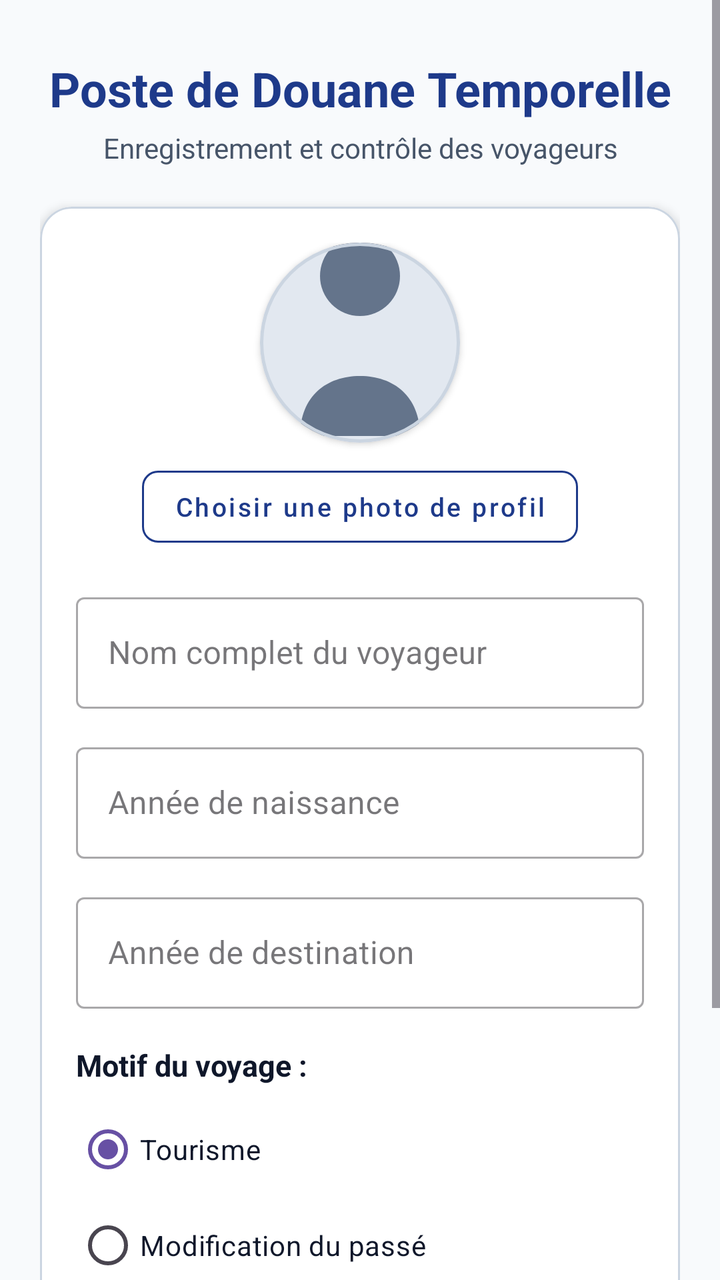
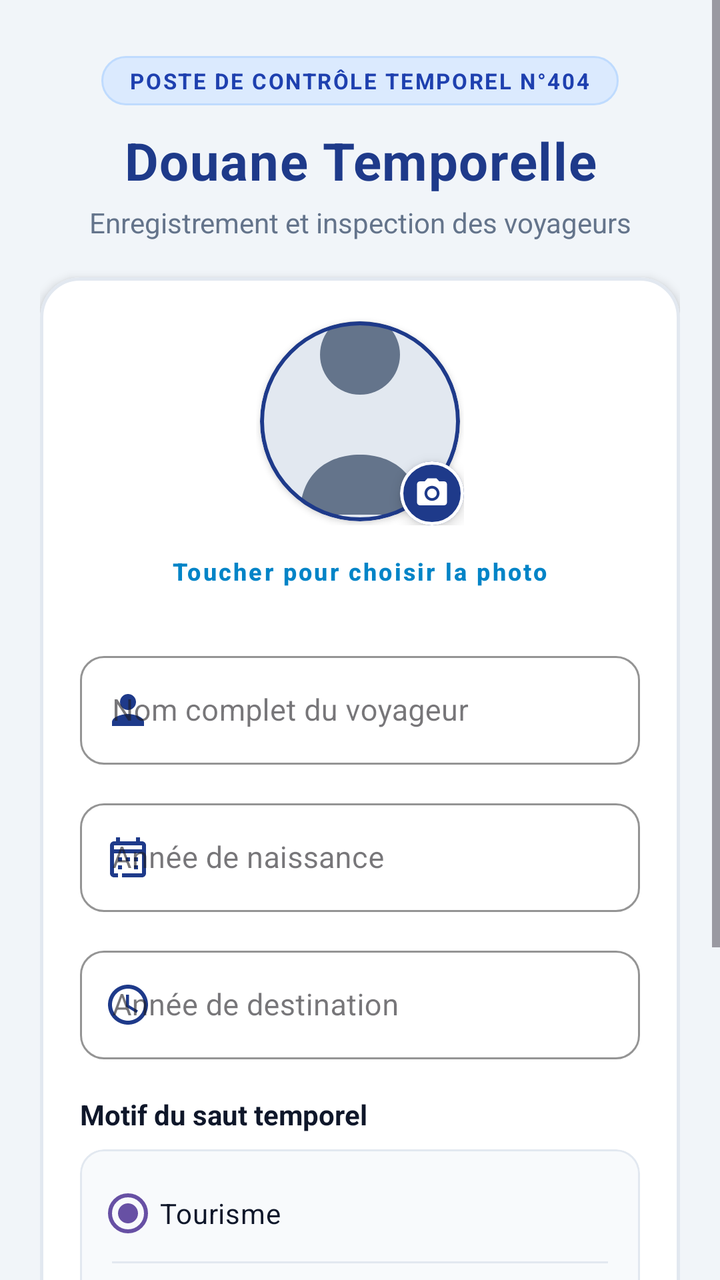

Compare the two renders of this Android layout. The source of the first and the diff that turns it into the second are given below.
<!-- AndroidManifest.xml: application theme Theme.Douane -->
<!-- res/layout/activity_main.xml -->
<?xml version="1.0" encoding="utf-8"?>
<ScrollView xmlns:android="http://schemas.android.com/apk/res/android"
    xmlns:app="http://schemas.android.com/apk/res-auto"
    xmlns:tools="http://schemas.android.com/tools"
    android:id="@+id/scroll_main_wg"
    android:layout_width="match_parent"
    android:layout_height="match_parent"
    android:background="@color/bg_light"
    android:fillViewport="true"
    tools:context=".MainActivity">

    <LinearLayout
        android:id="@+id/ll_main_container_wg"
        android:layout_width="match_parent"
        android:layout_height="wrap_content"
        android:orientation="vertical"
        android:padding="20dp">

        
        <TextView
            android:id="@+id/tv_titre_wg"
            android:layout_width="match_parent"
            android:layout_height="wrap_content"
            android:layout_marginTop="8dp"
            android:gravity="center"
            android:text="@string/titre_formulaire"
            android:textColor="@color/primary_color"
            android:textSize="24sp"
            android:textStyle="bold" />

        <TextView
            android:id="@+id/tv_sous_titre_wg"
            android:layout_width="match_parent"
            android:layout_height="wrap_content"
            android:layout_marginTop="4dp"
            android:layout_marginBottom="20dp"
            android:gravity="center"
            android:text="@string/sous_titre_formulaire"
            android:textColor="@color/text_secondary"
            android:textSize="14sp" />

        
        <com.google.android.material.card.MaterialCardView
            android:id="@+id/card_form_wg"
            android:layout_width="match_parent"
            android:layout_height="wrap_content"
            android:layout_marginBottom="16dp"
            app:cardBackgroundColor="@color/card_bg"
            app:cardCornerRadius="16dp"
            app:cardElevation="3dp"
            app:strokeColor="@color/border_color"
            app:strokeWidth="1dp">

            <LinearLayout
                android:id="@+id/ll_form_content_wg"
                android:layout_width="match_parent"
                android:layout_height="wrap_content"
                android:orientation="vertical"
                android:padding="18dp">

                
                <LinearLayout
                    android:id="@+id/ll_photo_section_wg"
                    android:layout_width="match_parent"
                    android:layout_height="wrap_content"
                    android:layout_marginBottom="16dp"
                    android:gravity="center"
                    android:orientation="vertical">

                    <com.google.android.material.card.MaterialCardView
                        android:id="@+id/card_photo_preview_wg"
                        android:layout_width="100dp"
                        android:layout_height="100dp"
                        app:cardCornerRadius="50dp"
                        app:cardElevation="2dp"
                        app:strokeColor="@color/border_color"
                        app:strokeWidth="1.5dp">

                        <ImageView
                            android:id="@+id/iv_photo_preview_wg"
                            android:layout_width="match_parent"
                            android:layout_height="match_parent"
                            android:contentDescription="Photo du voyageur"
                            android:scaleType="centerCrop"
                            android:src="@drawable/ic_passport_avatar" />
                    </com.google.android.material.card.MaterialCardView>

                    <com.google.android.material.button.MaterialButton
                        android:id="@+id/btn_choisir_photo_wg"
                        style="@style/Widget.MaterialComponents.Button.OutlinedButton"
                        android:layout_width="wrap_content"
                        android:layout_height="wrap_content"
                        android:layout_marginTop="8dp"
                        android:text="@string/btn_choisir_photo"
                        android:textAllCaps="false"
                        android:textColor="@color/primary_color"
                        android:textSize="13sp"
                        app:cornerRadius="8dp"
                        app:strokeColor="@color/primary_color"
                        app:strokeWidth="1dp" />
                </LinearLayout>

                
                <com.google.android.material.textfield.TextInputLayout
                    android:id="@+id/til_nom_wg"
                    style="@style/Widget.MaterialComponents.TextInputLayout.OutlinedBox"
                    android:layout_width="match_parent"
                    android:layout_height="wrap_content"
                    android:layout_marginBottom="14dp"
                    android:hint="@string/label_nom">

                    <com.google.android.material.textfield.TextInputEditText
                        android:id="@+id/et_nom_wg"
                        android:layout_width="match_parent"
                        android:layout_height="wrap_content"
                        android:inputType="textPersonName|textCapWords"
                        android:textColor="@color/text_primary" />
                </com.google.android.material.textfield.TextInputLayout>

                
                <com.google.android.material.textfield.TextInputLayout
                    android:id="@+id/til_annee_naissance_wg"
                    style="@style/Widget.MaterialComponents.TextInputLayout.OutlinedBox"
                    android:layout_width="match_parent"
                    android:layout_height="wrap_content"
                    android:layout_marginBottom="14dp"
                    android:hint="@string/label_annee_naissance">

                    <com.google.android.material.textfield.TextInputEditText
                        android:id="@+id/et_annee_naissance_wg"
                        android:layout_width="match_parent"
                        android:layout_height="wrap_content"
                        android:inputType="number"
                        android:textColor="@color/text_primary" />
                </com.google.android.material.textfield.TextInputLayout>

                
                <com.google.android.material.textfield.TextInputLayout
                    android:id="@+id/til_annee_destination_wg"
                    style="@style/Widget.MaterialComponents.TextInputLayout.OutlinedBox"
                    android:layout_width="match_parent"
                    android:layout_height="wrap_content"
                    android:layout_marginBottom="18dp"
                    android:hint="@string/label_annee_destination">

                    <com.google.android.material.textfield.TextInputEditText
                        android:id="@+id/et_annee_destination_wg"
                        android:layout_width="match_parent"
                        android:layout_height="wrap_content"
                        android:inputType="number"
                        android:textColor="@color/text_primary" />
                </com.google.android.material.textfield.TextInputLayout>

                
                <TextView
                    android:id="@+id/tv_motif_label_wg"
                    android:layout_width="match_parent"
                    android:layout_height="wrap_content"
                    android:layout_marginBottom="8dp"
                    android:text="@string/label_motif"
                    android:textColor="@color/text_primary"
                    android:textSize="15sp"
                    android:textStyle="bold" />

                <RadioGroup
                    android:id="@+id/rg_motif_wg"
                    android:layout_width="match_parent"
                    android:layout_height="wrap_content"
                    android:orientation="vertical">

                    <RadioButton
                        android:id="@+id/rb_tourisme_wg"
                        android:layout_width="match_parent"
                        android:layout_height="wrap_content"
                        android:checked="true"
                        android:paddingVertical="4dp"
                        android:text="@string/motif_tourisme"
                        android:textColor="@color/text_primary"
                        android:textSize="14sp" />

                    <RadioButton
                        android:id="@+id/rb_modification_wg"
                        android:layout_width="match_parent"
                        android:layout_height="wrap_content"
                        android:paddingVertical="4dp"
                        android:text="@string/motif_modification"
                        android:textColor="@color/text_primary"
                        android:textSize="14sp" />

                    <RadioButton
                        android:id="@+id/rb_fuite_wg"
                        android:layout_width="match_parent"
                        android:layout_height="wrap_content"
                        android:paddingVertical="4dp"
                        android:text="@string/motif_fuite"
                        android:textColor="@color/text_primary"
                        android:textSize="14sp" />
                </RadioGroup>

            </LinearLayout>
        </com.google.android.material.card.MaterialCardView>

        
        <com.google.android.material.button.MaterialButton
            android:id="@+id/btn_inspecter_wg"
            android:layout_width="match_parent"
            android:layout_height="56dp"
            android:layout_marginTop="8dp"
            android:backgroundTint="@color/primary_color"
            android:text="@string/btn_inspecter"
            android:textAllCaps="false"
            android:textColor="@color/white"
            android:textSize="16sp"
            android:textStyle="bold"
            app:cornerRadius="12dp"
            app:iconGravity="textStart" />

    </LinearLayout>
</ScrollView>
<!-- resources referenced by this layout -->
<resources>
  <color name="bg_light">#F8FAFC</color>
  <color name="border_color">#CBD5E1</color>
  <color name="card_bg">#FFFFFF</color>
  <color name="primary_color">#1E3A8A</color>
  <color name="text_primary">#0F172A</color>
  <color name="text_secondary">#475569</color>
  <color name="white">#FFFFFFFF</color>
  <string name="btn_choisir_photo">Choisir une photo de profil</string>
  <string name="label_motif">Motif du voyage :</string>
  <string name="motif_fuite">Fuite</string>
  <string name="motif_tourisme">Tourisme</string>
  <string name="sous_titre_formulaire">Enregistrement et contrôle des voyageurs</string>
  <string name="titre_formulaire">Poste de Douane Temporelle</string>
  <!-- unchanged entries left out for length: 8 -->
</resources>

<!-- the commit's change to res/layout/activity_main.xml (unified diff, before → after) -->
@@ -18,14 +18,31 @@
 
         
         <TextView
+            android:id="@+id/tv_badge_poste_wg"
+            android:layout_width="wrap_content"
+            android:layout_height="wrap_content"
+            android:layout_gravity="center_horizontal"
+            android:layout_marginTop="8dp"
+            android:background="@drawable/bg_badge_poste"
+            android:letterSpacing="0.08"
+            android:paddingHorizontal="14dp"
+            android:paddingVertical="5dp"
+            android:text="@string/badge_poste"
+            android:textColor="@color/badge_text"
+            android:textSize="11sp"
+            android:textStyle="bold" />
+
+        
+        <TextView
             android:id="@+id/tv_titre_wg"
             android:layout_width="match_parent"
             android:layout_height="wrap_content"
-            android:layout_marginTop="8dp"
+            android:layout_marginTop="10dp"
             android:gravity="center"
+            android:letterSpacing="0.02"
             android:text="@string/titre_formulaire"
             android:textColor="@color/primary_color"
-            android:textSize="24sp"
+            android:textSize="26sp"
             android:textStyle="bold" />
 
         <TextView
@@ -33,10 +50,10 @@
             android:layout_width="match_parent"
             android:layout_height="wrap_content"
             android:layout_marginTop="4dp"
-            android:layout_marginBottom="20dp"
+            android:layout_marginBottom="18dp"
             android:gravity="center"
             android:text="@string/sous_titre_formulaire"
-            android:textColor="@color/text_secondary"
+            android:textColor="@color/text_muted"
             android:textSize="14sp" />
 
         
@@ -46,58 +63,86 @@
             android:layout_height="wrap_content"
             android:layout_marginBottom="16dp"
             app:cardBackgroundColor="@color/card_bg"
-            app:cardCornerRadius="16dp"
+            app:cardCornerRadius="20dp"
             app:cardElevation="3dp"
-            app:strokeColor="@color/border_color"
-            app:strokeWidth="1dp">
+            app:strokeColor="@color/border_subtle"
+            app:strokeWidth="1.5dp">
 
             <LinearLayout
                 android:id="@+id/ll_form_content_wg"
                 android:layout_width="match_parent"
                 android:layout_height="wrap_content"
                 android:orientation="vertical"
-                android:padding="18dp">
+                android:padding="20dp">
 
                 
                 <LinearLayout
                     android:id="@+id/ll_photo_section_wg"
                     android:layout_width="match_parent"
                     android:layout_height="wrap_content"
-                    android:layout_marginBottom="16dp"
+                    android:layout_marginBottom="18dp"
                     android:gravity="center"
                     android:orientation="vertical">
 
-                    <com.google.android.material.card.MaterialCardView
-                        android:id="@+id/card_photo_preview_wg"
-                        android:layout_width="100dp"
-                        android:layout_height="100dp"
-                        app:cardCornerRadius="50dp"
-                        app:cardElevation="2dp"
-                        app:strokeColor="@color/border_color"
-                        app:strokeWidth="1.5dp">
-
-                        <ImageView
-                            android:id="@+id/iv_photo_preview_wg"
-                            android:layout_width="match_parent"
-                            android:layout_height="match_parent"
-                            android:contentDescription="Photo du voyageur"
-                            android:scaleType="centerCrop"
-                            android:src="@drawable/ic_passport_avatar" />
-                    </com.google.android.material.card.MaterialCardView>
-
+                    <FrameLayout
+                        android:id="@+id/fl_photo_container_wg"
+                        android:layout_width="104dp"
+                        android:layout_height="104dp">
+
+                        
+                        <com.google.android.material.card.MaterialCardView
+                            android:id="@+id/card_photo_preview_wg"
+                            android:layout_width="100dp"
+                            android:layout_height="100dp"
+                            android:layout_gravity="center"
+                            app:cardCornerRadius="50dp"
+                            app:cardElevation="2dp"
+                            app:strokeColor="@color/primary_color"
+                            app:strokeWidth="2dp">
+
+                            <ImageView
+                                android:id="@+id/iv_photo_preview_wg"
+                                android:layout_width="match_parent"
+                                android:layout_height="match_parent"
+                                android:contentDescription="Photo officielle du voyageur"
+                                android:scaleType="centerCrop"
+                                android:src="@drawable/ic_passport_avatar" />
+                        </com.google.android.material.card.MaterialCardView>
+
+                        
+                        <com.google.android.material.card.MaterialCardView
+                            android:id="@+id/card_camera_badge_wg"
+                            android:layout_width="32dp"
+                            android:layout_height="32dp"
+                            android:layout_gravity="bottom|end"
+                            app:cardBackgroundColor="@color/primary_color"
+                            app:cardCornerRadius="16dp"
+                            app:cardElevation="4dp"
+                            app:strokeColor="@color/white"
+                            app:strokeWidth="1.5dp">
+
+                            <ImageView
+                                android:id="@+id/iv_camera_badge_wg"
+                                android:layout_width="18dp"
+                                android:layout_height="18dp"
+                                android:layout_gravity="center"
+                                android:contentDescription="Icône appareil photo"
+                                android:src="@drawable/ic_camera_badge" />
+                        </com.google.android.material.card.MaterialCardView>
+                    </FrameLayout>
+
+                    
                     <com.google.android.material.button.MaterialButton
                         android:id="@+id/btn_choisir_photo_wg"
-                        style="@style/Widget.MaterialComponents.Button.OutlinedButton"
+                        style="@style/Widget.MaterialComponents.Button.TextButton"
                         android:layout_width="wrap_content"
-                        android:layout_height="wrap_content"
-                        android:layout_marginTop="8dp"
+                        android:layout_height="38dp"
+                        android:layout_marginTop="4dp"
                         android:text="@string/btn_choisir_photo"
                         android:textAllCaps="false"
-                        android:textColor="@color/primary_color"
-                        android:textSize="13sp"
-                        app:cornerRadius="8dp"
-                        app:strokeColor="@color/primary_color"
-                        app:strokeWidth="1dp" />
+                        android:textColor="@color/accent_color"
+                        android:textSize="12sp"
+                        android:textStyle="bold" />
                 </LinearLayout>
 
                 
@@ -107,14 +152,22 @@
                     android:layout_width="match_parent"
                     android:layout_height="wrap_content"
                     android:layout_marginBottom="14dp"
-                    android:hint="@string/label_nom">
+                    android:hint="@string/label_nom"
+                    app:boxCornerRadiusBottomEnd="12dp"
+                    app:boxCornerRadiusBottomStart="12dp"
+                    app:boxCornerRadiusTopEnd="12dp"
+                    app:boxCornerRadiusTopStart="12dp"
+                    app:boxStrokeColor="@color/primary_color"
+                    app:startIconDrawable="@drawable/ic_person"
+                    app:startIconTint="@color/primary_color">
 
                     <com.google.android.material.textfield.TextInputEditText
                         android:id="@+id/et_nom_wg"
                         android:layout_width="match_parent"
                         android:layout_height="wrap_content"
                         android:inputType="textPersonName|textCapWords"
-                        android:textColor="@color/text_primary" />
+                        android:textColor="@color/text_primary"
+                        android:textSize="15sp" />
                 </com.google.android.material.textfield.TextInputLayout>
 
                 
@@ -124,14 +177,22 @@
                     android:layout_width="match_parent"
                     android:layout_height="wrap_content"
                     android:layout_marginBottom="14dp"
-                    android:hint="@string/label_annee_naissance">
+                    android:hint="@string/label_annee_naissance"
+                    app:boxCornerRadiusBottomEnd="12dp"
+                    app:boxCornerRadiusBottomStart="12dp"
+                    app:boxCornerRadiusTopEnd="12dp"
+                    app:boxCornerRadiusTopStart="12dp"
+                    app:boxStrokeColor="@color/primary_color"
+                    app:startIconDrawable="@drawable/ic_calendar_birth"
+                    app:startIconTint="@color/primary_color">
 
                     <com.google.android.material.textfield.TextInputEditText
                         android:id="@+id/et_annee_naissance_wg"
                         android:layout_width="match_parent"
                         android:layout_height="wrap_content"
                         android:inputType="number"
-                        android:textColor="@color/text_primary" />
+                        android:textColor="@color/text_primary"
+                        android:textSize="15sp" />
                 </com.google.android.material.textfield.TextInputLayout>
 
                 
@@ -141,14 +202,22 @@
                     android:layout_width="match_parent"
                     android:layout_height="wrap_content"
                     android:layout_marginBottom="18dp"
-                    android:hint="@string/label_annee_destination">
+                    android:hint="@string/label_annee_destination"
+                    app:boxCornerRadiusBottomEnd="12dp"
+                    app:boxCornerRadiusBottomStart="12dp"
+                    app:boxCornerRadiusTopEnd="12dp"
+                    app:boxCornerRadiusTopStart="12dp"
+                    app:boxStrokeColor="@color/primary_color"
+                    app:startIconDrawable="@drawable/ic_timeline_destination"
+                    app:startIconTint="@color/primary_color">
 
                     <com.google.android.material.textfield.TextInputEditText
                         android:id="@+id/et_annee_destination_wg"
                         android:layout_width="match_parent"
                         android:layout_height="wrap_content"
                         android:inputType="number"
-                        android:textColor="@color/text_primary" />
+                        android:textColor="@color/text_primary"
+                        android:textSize="15sp" />
                 </com.google.android.material.textfield.TextInputLayout>
 
                 
@@ -159,43 +228,68 @@
                     android:layout_marginBottom="8dp"
                     android:text="@string/label_motif"
                     android:textColor="@color/text_primary"
-                    android:textSize="15sp"
+                    android:textSize="14sp"
                     android:textStyle="bold" />
 
-                <RadioGroup
-                    android:id="@+id/rg_motif_wg"
-                    android:layout_width="match_parent"
-                    android:layout_height="wrap_content"
-                    android:orientation="vertical">
-
-                    <RadioButton
-                        android:id="@+id/rb_tourisme_wg"
+                
+                <com.google.android.material.card.MaterialCardView
+                    android:id="@+id/card_motif_container_wg"
+                    android:layout_width="match_parent"
+                    android:layout_height="wrap_content"
+                    app:cardBackgroundColor="@color/radio_container_bg"
+                    app:cardCornerRadius="12dp"
+                    app:cardElevation="0dp"
+                    app:strokeColor="@color/border_subtle"
+                    app:strokeWidth="1dp">
+
+                    <RadioGroup
+                        android:id="@+id/rg_motif_wg"
                         android:layout_width="match_parent"
                         android:layout_height="wrap_content"
-                        android:checked="true"
-                        android:paddingVertical="4dp"
-                        android:text="@string/motif_tourisme"
-                        android:textColor="@color/text_primary"
-                        android:textSize="14sp" />
-
-                    <RadioButton
-                        android:id="@+id/rb_modification_wg"
-                        android:layout_width="match_parent"
-                        android:layout_height="wrap_content"
-                        android:paddingVertical="4dp"
-                        android:text="@string/motif_modification"
-                        android:textColor="@color/text_primary"
-                        android:textSize="14sp" />
-
-                    <RadioButton
-                        android:id="@+id/rb_fuite_wg"
-                        android:layout_width="match_parent"
-                        android:layout_height="wrap_content"
-                        android:paddingVertical="4dp"
-                        android:text="@string/motif_fuite"
-                        android:textColor="@color/text_primary"
-                        android:textSize="14sp" />
-                </RadioGroup>
+                        android:orientation="vertical"
+                        android:padding="8dp">
+
+                        <RadioButton
+                            android:id="@+id/rb_tourisme_wg"
+                            android:layout_width="match_parent"
+                            android:layout_height="wrap_content"
+                            android:checked="true"
+                            android:paddingVertical="8dp"
+                            android:text="@string/motif_tourisme"
+                            android:textColor="@color/text_primary"
+                            android:textSize="14sp" />
+
+                        <View
+                            android:layout_width="match_parent"
+                            android:layout_height="1dp"
+                            android:layout_marginHorizontal="8dp"
+                            android:background="@color/border_subtle" />
+
+                        <RadioButton
+                            android:id="@+id/rb_modification_wg"
+                            android:layout_width="match_parent"
+                            android:layout_height="wrap_content"
+                            android:paddingVertical="8dp"
+                            android:text="@string/motif_modification"
+                            android:textColor="@color/text_primary"
+                            android:textSize="14sp" />
+
+                        <View
+                            android:layout_width="match_parent"
+                            android:layout_height="1dp"
+                            android:layout_marginHorizontal="8dp"
+                            android:background="@color/border_subtle" />
+
+                        <RadioButton
+                            android:id="@+id/rb_fuite_wg"
+                            android:layout_width="match_parent"
+                            android:layout_height="wrap_content"
+                            android:paddingVertical="8dp"
+                            android:text="@string/motif_fuite"
+                            android:textColor="@color/text_primary"
+                            android:textSize="14sp" />
+                    </RadioGroup>
+                </com.google.android.material.card.MaterialCardView>
 
             </LinearLayout>
         </com.google.android.material.card.MaterialCardView>
@@ -205,15 +299,21 @@
             android:id="@+id/btn_inspecter_wg"
             android:layout_width="match_parent"
             android:layout_height="56dp"
-            android:layout_marginTop="8dp"
+            android:layout_marginTop="4dp"
+            android:layout_marginBottom="12dp"
             android:backgroundTint="@color/primary_color"
+            android:elevation="3dp"
+            android:letterSpacing="0.02"
             android:text="@string/btn_inspecter"
             android:textAllCaps="false"
             android:textColor="@color/white"
             android:textSize="16sp"
             android:textStyle="bold"
-            app:cornerRadius="12dp"
-            app:iconGravity="textStart" />
+            app:cornerRadius="16dp"
+            app:icon="@drawable/ic_search_scan"
+            app:iconGravity="textStart"
+            app:iconPadding="10dp"
+            app:iconTint="@color/white" />
 
     </LinearLayout>
 </ScrollView>
<!-- resource entries referenced after the edit -->
@@ -1,18 +1,86 @@
 <!-- resources referenced by this layout -->
 <resources>
-  <color name="bg_light">#F8FAFC</color>
-  <color name="border_color">#CBD5E1</color>
+  <color name="accent_color">#0284C7</color>
+  <color name="badge_text">#1E40AF</color>
+  <color name="bg_light">#F1F5F9</color>
+  <color name="border_subtle">#E2E8F0</color>
   <color name="card_bg">#FFFFFF</color>
   <color name="primary_color">#1E3A8A</color>
+  <color name="radio_container_bg">#F8FAFC</color>
+  <color name="text_muted">#64748B</color>
   <color name="text_primary">#0F172A</color>
-  <color name="text_secondary">#475569</color>
   <color name="white">#FFFFFFFF</color>
-  <string name="btn_choisir_photo">Choisir une photo de profil</string>
-  <string name="label_motif">Motif du voyage :</string>
+  <!-- drawable bg_badge_poste (drawable) -->
+  <?xml version="1.0" encoding="utf-8"?>
+  <shape xmlns:android="http://schemas.android.com/apk/res/android"
+      android:shape="rectangle">
+      <solid android:color="@color/badge_bg" />
+      <corners android:radius="20dp" />
+      <stroke
+          android:width="1dp"
+          android:color="#BFDBFE" />
+  </shape>
+  <!-- drawable ic_calendar_birth (drawable) -->
+  <vector xmlns:android="http://schemas.android.com/apk/res/android"
+      android:width="24dp"
+      android:height="24dp"
+      android:viewportWidth="24"
+      android:viewportHeight="24">
+      <path
+          android:fillColor="#1E3A8A"
+          android:pathData="M19,4h-1V2h-2v2H8V2H6v2H5C3.89,4 3.01,4.9 3.01,6L3,20c0,1.1 0.89,2 2,2h14c1.1,0 2,-0.9 2,-2V6c0,-1.1 -0.9,-2 -2,-2zm0,16H5V10h14v10zm0,-12H5V6h14v2zM9,14H7v-2h2v2zm4,0h-2v-2h2v2zm4,0h-2v-2h2v2zm-8,4H7v-2h2v2zm4,4H7v-2h2v2zm4,-4h-2v-2h2v2z" />
+  </vector>
+  <!-- drawable ic_camera_badge (drawable) -->
+  <vector xmlns:android="http://schemas.android.com/apk/res/android"
+      android:width="20dp"
+      android:height="20dp"
+      android:viewportWidth="24"
+      android:viewportHeight="24">
+      <path
+          android:fillColor="#FFFFFF"
+          android:pathData="M12,12m-3.2,0a3.2,3.2 0,1 1,6.4 0a3.2,3.2 0,1 1,-6.4 0" />
+      <path
+          android:fillColor="#FFFFFF"
+          android:pathData="M9,2L7.17,4H4c-1.1,0 -2,0.9 -2,2v12c0,1.1 0.9,2 2,2h16c1.1,0 2,-0.9 2,-2V6c0,-1.1 -0.9,-2 -2,-2h-3.17L15,2H9zm3,15c-2.76,0 -5,-2.24 -5,-5s2.24,-5 5,-5 5,2.24 5,5 -2.24,5 -5,5z" />
+  </vector>
+  <!-- drawable ic_person (drawable) -->
+  <vector xmlns:android="http://schemas.android.com/apk/res/android"
+      android:width="24dp"
+      android:height="24dp"
+      android:viewportWidth="24"
+      android:viewportHeight="24">
+      <path
+          android:fillColor="#1E3A8A"
+          android:pathData="M12,12c2.21,0 4,-1.79 4,-4s-1.79,-4 -4,-4 -4,1.79 -4,4 1.79,4 4,4zM12,14c-2.67,0 -8,1.34 -8,4v2h16v-2c0,-2.66 -5.33,-4 -8,-4z" />
+  </vector>
+  <!-- drawable ic_search_scan (drawable) -->
+  <vector xmlns:android="http://schemas.android.com/apk/res/android"
+      android:width="24dp"
+      android:height="24dp"
+      android:viewportWidth="24"
+      android:viewportHeight="24">
+      <path
+          android:fillColor="#FFFFFF"
+          android:pathData="M15.5,14h-0.79l-0.28,-0.27C15.41,12.59 16,11.11 16,9.5 16,5.91 13.09,3 9.5,3S3,5.91 3,9.5 5.91,16 9.5,16c1.61,0 3.09,-0.59 4.23,-1.57l0.27,0.28v0.79l5,4.99L20.49,19l-4.99,-5zm-6,0C7.01,14 5,11.99 5,9.5S7.01,5 9.5,5 14,7.01 14,9.5 11.99,14 9.5,14z" />
+  </vector>
+  <!-- drawable ic_timeline_destination (drawable) -->
+  <vector xmlns:android="http://schemas.android.com/apk/res/android"
+      android:width="24dp"
+      android:height="24dp"
+      android:viewportWidth="24"
+      android:viewportHeight="24">
+      <path
+          android:fillColor="#1E3A8A"
+          android:pathData="M11.99,2C6.47,2 2,6.48 2,12s4.47,10 9.99,10C17.52,22 22,17.52 22,12S17.52,2 11.99,2zM12,20c-4.42,0 -8,-3.58 -8,-8s3.58,-8 8,-8 8,3.58 8,8 -3.58,8 -8,8zm.5,-13H11v6l5.25,3.15.75,-1.23 -4.5,-2.67z" />
+  </vector>
+  <string name="badge_poste">POSTE DE CONTRÔLE TEMPOREL N°404</string>
+  <string name="btn_choisir_photo">Toucher pour choisir la photo</string>
+  <string name="label_motif">Motif du saut temporel</string>
   <string name="motif_fuite">Fuite</string>
   <string name="motif_tourisme">Tourisme</string>
-  <string name="sous_titre_formulaire">Enregistrement et contrôle des voyageurs</string>
-  <string name="titre_formulaire">Poste de Douane Temporelle</string>
+  <string name="sous_titre_formulaire">Enregistrement et inspection des voyageurs</string>
+  <string name="titre_formulaire">Douane Temporelle</string>
+  <color name="badge_bg">#DBEAFE</color>
   <!-- unchanged entries left out for length: 8 -->
 </resources>
 
